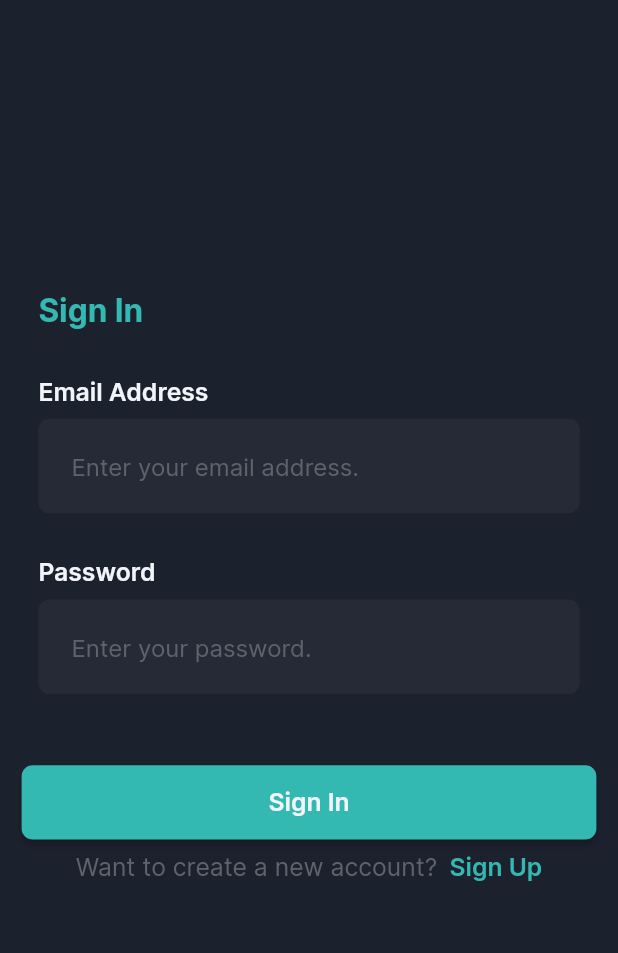
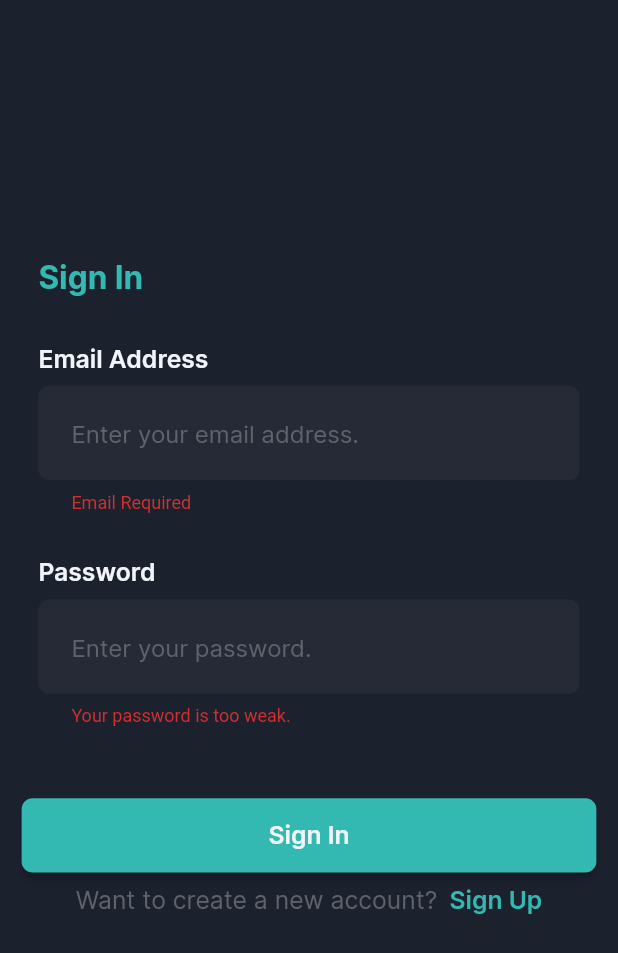
Before and after one commit to thisisamank/conduit, a Flutter app: the screen it shows after launch, after a tap on "Sign In", on a phone screen of 412 x 824 dp. Shown: the top 953 px of the screen. Run offline on Flutter 3.47's test engine with Material 2 defaults, Android fonts, the phone set to English and light mode, and no system bars; our stand-ins replace dio, flutter_secure_storage, fpdart, freezed_annotation, get_it, go_router and 1 more; accounts and stored records are empty.

Commit message:
login api integrated

```diff
--- a/lib/di/dependency_manager.dart
+++ b/lib/di/dependency_manager.dart
@@ -7,7 +7,7 @@ import 'package:flutter_secure_storage/flutter_secure_storage.dart';
 import 'package:get_it/get_it.dart';
 
 final GetIt getIt = GetIt.instance;
-const bool showApiLogs = false;
+const bool showApiLogs = true;
 
 void setUpDependencies() {
   getIt.registerSingleton<FlutterSecureStorage>(const FlutterSecureStorage());
--- a/lib/models/auth_requirement_data.dart
+++ b/lib/models/auth_requirement_data.dart
@@ -2,8 +2,8 @@ import 'dart:convert';
 
 class AuthRequirementData {
   AuthRequirementData({
-    required this.username,
-    this.email = "",
+    this.username = "",
+    required this.email,
     required this.password,
   });
 
--- a/lib/models/credentials.dart
+++ b/lib/models/credentials.dart
@@ -43,8 +43,8 @@ class User {
         email: json["email"],
         token: json["token"],
         username: json["username"],
-        bio: json["bio"],
-        image: json["image"],
+        bio: json["bio"] ?? "",
+        image: json["image"] ?? "",
       );
 
   Map<String, dynamic> toJson() => {
--- a/lib/routes/routes.dart
+++ b/lib/routes/routes.dart
@@ -1,5 +1,5 @@
 import 'package:conduit/routes/route_names.dart';
-import 'package:conduit/view/auth/login_screen.dart';
+import 'package:conduit/view/auth/sign_in_screen.dart';
 import 'package:conduit/view/auth/sign_up_screen.dart';
 import 'package:conduit/view/onboarding/splash_screen.dart';
 import 'package:flutter/cupertino.dart';
--- /dev/null
+++ b/lib/utils/text_field_validator.dart
@@ -0,0 +1,24 @@
+class TextFieldValidator {
+  const TextFieldValidator._();
+
+  static String? passwordValidate(String? password) {
+    if (password != null && password.length < 8) {
+      return 'Your password is too weak.';
+    }
+    return null;
+  }
+
+  static String? emailValidate(String? email) {
+    const String pattern =
+        r'^(([^<>()[\]\\.,;:\s@\"]+(\.[^<>()[\]\\.,;:\s@\"]+)*)|(\".+\"))@((\[[0-9]{1,3}\.[0-9]{1,3}\.[0-9]{1,3}\.[0-9]{1,3}\])|(([a-zA-Z\-0-9]+\.)+[a-zA-Z]{2,}))$';
+
+    final RegExp regex = RegExp(pattern);
+    if (email!.isEmpty) {
+      return "Email Required";
+    } else if (!regex.hasMatch(email.trim())) {
+      return "Invalid Email";
+    } else {
+      return null;
+    }
+  }
+}
--- a/lib/view/auth/login_screen.dart
+++ /dev/null
@@ -1,94 +0,0 @@
-import 'package:conduit/constants/app_colors.dart';
-import 'package:conduit/constants/app_strings.dart';
-import 'package:conduit/routes/route_names.dart';
-import 'package:conduit/themes/app_dimensions.dart';
-import 'package:conduit/themes/text_styles.dart';
-import 'package:conduit/widgets/buttons.dart';
-import 'package:conduit/widgets/text_field.dart';
-import 'package:flutter/material.dart';
-import 'package:go_router/go_router.dart';
-import 'package:hooks_riverpod/hooks_riverpod.dart';
-
-class SignInScreen extends ConsumerWidget {
-  SignInScreen({Key? key}) : super(key: key);
-  final TextEditingController _emailController = TextEditingController();
-  final TextEditingController _passwordController = TextEditingController();
-
-  @override
-  Widget build(BuildContext context, WidgetRef ref) {
-    return Scaffold(
-      backgroundColor: AppColors.dark800,
-      body: _buildBody(context),
-    );
-  }
-
-  Widget _buildBody(BuildContext context) {
-    return SafeArea(
-      child: Padding(
-        padding: EdgeInsets.all(mediumValue),
-        child: Column(
-          crossAxisAlignment: CrossAxisAlignment.start,
-          mainAxisAlignment: MainAxisAlignment.center,
-          children: [
-            Padding(
-              padding: EdgeInsets.symmetric(horizontal: largeValue),
-              child: Text(
-                AppStrings.signIn,
-                style: AppTextStyles.h5.copyWith(
-                  color: AppColors.primaryColor,
-                ),
-              ),
-            ),
-            vSizedBox4,
-            Padding(
-              padding: EdgeInsets.all(largeValue),
-              child: LabeledTextField(
-                hintText: AppStrings.enterYourEmailAddress,
-                label: AppStrings.emailAddress,
-                textEditingController: _emailController,
-              ),
-            ),
-            Padding(
-              padding: EdgeInsets.all(largeValue),
-              child: LabeledTextField(
-                hintText: AppStrings.enterYourPassword,
-                label: AppStrings.password,
-                textEditingController: _passwordController,
-              ),
-            ),
-            vSizedBox8,
-            Center(
-              child: AppButton(
-                buttonText: AppStrings.signIn,
-                onPressed: () {},
-              ),
-            ),
-            vSizedBox2,
-            Row(
-              mainAxisAlignment: MainAxisAlignment.center,
-              children: [
-                Text(
-                  AppStrings.wantToCreateANewAccount,
-                  style: AppTextStyles.p3.copyWith(
-                    color: AppColors.dark50,
-                  ),
-                ),
-                hSizedBox2,
-                GestureDetector(
-                  onTap: () => context.go(AppRouteNames.signUpScreen),
-                  child: Text(
-                    AppStrings.signUp,
-                    style: AppTextStyles.p3Bold.copyWith(
-                      color: AppColors.primaryColor,
-                    ),
-                  ),
-                ),
-              ],
-            ),
-            vSizedBox10,
-          ],
-        ),
-      ),
-    );
-  }
-}
--- /dev/null
+++ b/lib/view/auth/sign_in_screen.dart
@@ -0,0 +1,111 @@
+import 'package:conduit/constants/app_colors.dart';
+import 'package:conduit/constants/app_strings.dart';
+import 'package:conduit/di/riverpod_dependency_manager.dart';
+import 'package:conduit/models/auth_requirement_data.dart';
+import 'package:conduit/routes/route_names.dart';
+import 'package:conduit/themes/app_dimensions.dart';
+import 'package:conduit/themes/text_styles.dart';
+import 'package:conduit/utils/text_field_validator.dart';
+import 'package:conduit/widgets/buttons.dart';
+import 'package:conduit/widgets/text_field.dart';
+import 'package:flutter/material.dart';
+import 'package:go_router/go_router.dart';
+import 'package:hooks_riverpod/hooks_riverpod.dart';
+
+class SignInScreen extends ConsumerWidget {
+  SignInScreen({Key? key}) : super(key: key);
+  final TextEditingController _emailController = TextEditingController();
+  final TextEditingController _passwordController = TextEditingController();
+  final _key = GlobalKey<FormState>();
+
+  @override
+  Widget build(BuildContext context, WidgetRef ref) {
+    return Scaffold(
+      backgroundColor: AppColors.dark800,
+      body: _buildBody(context, ref),
+    );
+  }
+
+  Widget _buildBody(BuildContext context, WidgetRef ref) {
+    return SafeArea(
+      child: Padding(
+        padding: EdgeInsets.all(mediumValue),
+        child: Form(
+          key: _key,
+          child: Column(
+            crossAxisAlignment: CrossAxisAlignment.start,
+            mainAxisAlignment: MainAxisAlignment.center,
+            children: [
+              Padding(
+                padding: EdgeInsets.symmetric(horizontal: largeValue),
+                child: Text(
+                  AppStrings.signIn,
+                  style: AppTextStyles.h5.copyWith(
+                    color: AppColors.primaryColor,
+                  ),
+                ),
+              ),
+              vSizedBox4,
+              Padding(
+                padding: EdgeInsets.all(largeValue),
+                child: LabeledTextField(
+                  validator: TextFieldValidator.emailValidate,
+                  hintText: AppStrings.enterYourEmailAddress,
+                  label: AppStrings.emailAddress,
+                  textEditingController: _emailController,
+                ),
+              ),
+              Padding(
+                padding: EdgeInsets.all(largeValue),
+                child: LabeledTextField(
+                  validator: TextFieldValidator.passwordValidate,
+                  hintText: AppStrings.enterYourPassword,
+                  label: AppStrings.password,
+                  textEditingController: _passwordController,
+                ),
+              ),
+              vSizedBox8,
+              Center(
+                child: AppButton(
+                  buttonText: AppStrings.signIn,
+                  onPressed: () {
+                    if (_key.currentState!.validate()) {
+                      AuthRequirementData data = AuthRequirementData(
+                        email: _emailController.text,
+                        password: _passwordController.text,
+                      );
+                      ref.watch(authNotifierProvider.notifier).signIn(data);
+                    }
+                  },
+                ),
+              ),
+              vSizedBox2,
+              Row(
+                mainAxisAlignment: MainAxisAlignment.center,
+                children: [
+                  Text(
+                    AppStrings.wantToCreateANewAccount,
+                    style: AppTextStyles.p3.copyWith(
+                      color: AppColors.dark50,
+                    ),
+                  ),
+                  hSizedBox2,
+                  GestureDetector(
+                    onTap: () => context.go(AppRouteNames.signUpScreen),
+                    child: Text(
+                      AppStrings.signUp,
+                      style: AppTextStyles.p3Bold.copyWith(
+                        color: AppColors.primaryColor,
+                      ),
+                    ),
+                  ),
+                ],
+              ),
+              vSizedBox10,
+            ],
+          ),
+        ),
+      ),
+    );
+  }
+}
--- a/lib/widgets/text_field.dart
+++ b/lib/widgets/text_field.dart
@@ -7,10 +7,12 @@ class AppTextField extends StatelessWidget {
   const AppTextField({
     required this.textController,
     required this.hintText,
+    this.validator,
     Key? key,
   }) : super(key: key);
   final String hintText;
   final TextEditingController textController;
+  final String? Function(String?)? validator;
 
   @override
   Widget build(BuildContext context) {
@@ -19,6 +21,7 @@ class AppTextField extends StatelessWidget {
         color: AppColors.neutral200,
       ),
       cursorHeight: extraLargeValue * 1.2,
+      validator: validator,
       cursorColor: AppColors.primaryColor,
       controller: textController,
       decoration: InputDecoration(
@@ -52,11 +55,13 @@ class LabeledTextField extends StatelessWidget {
     required this.hintText,
     required this.label,
     required this.textEditingController,
+    this.validator,
   }) : super(key: key);
 
   final String hintText;
   final String label;
   final TextEditingController textEditingController;
+  final String? Function(String?)? validator;
 
   @override
   Widget build(BuildContext context) {
@@ -73,6 +78,7 @@ class LabeledTextField extends StatelessWidget {
         ),
         vSizedBox2,
         AppTextField(
+          validator: validator,
           textController: textEditingController,
           hintText: hintText,
         )
```
